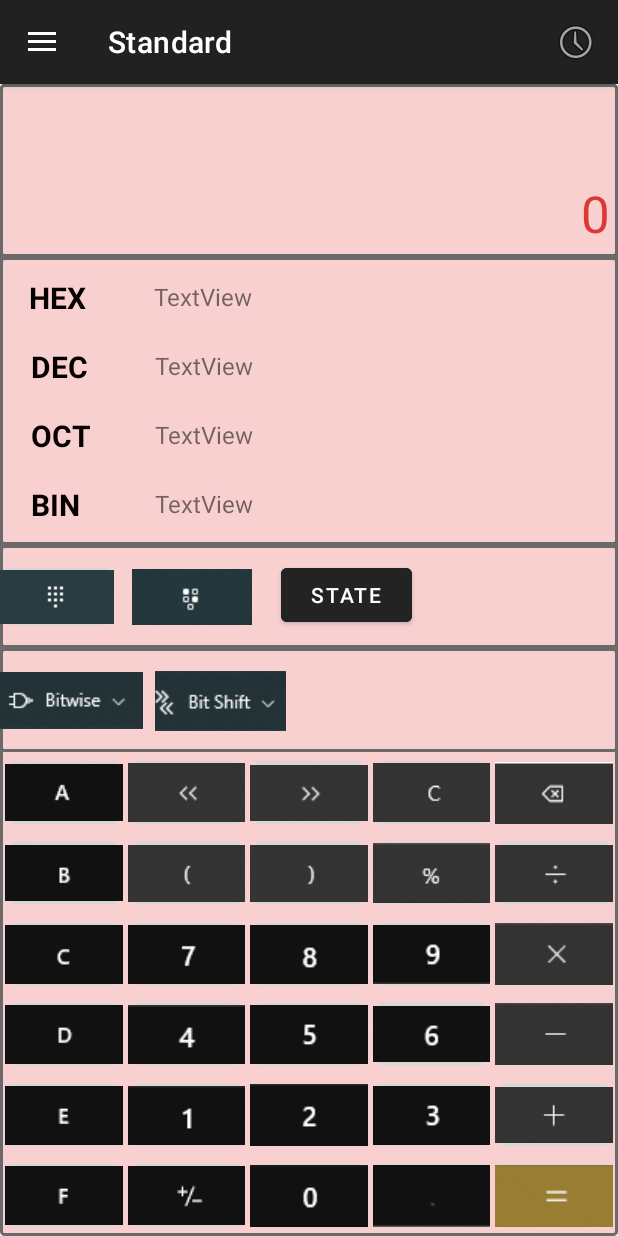
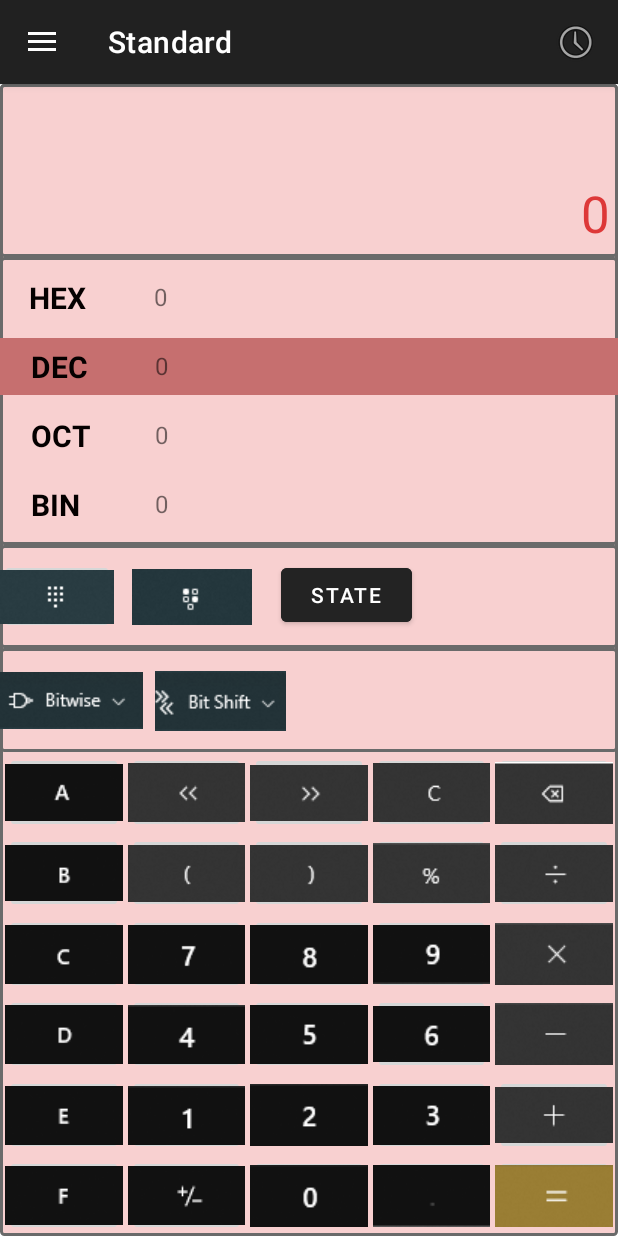
Before and after one commit to tuan194492/Calculator, an Android app: the fragment ProgrammerFragment placed in its activity, on a phone screen of 412 x 824 dp. Run offline under Robolectric (Android 15) with nearby library versions, the phone set to English and light mode, and no system bars.

Commit message:
Tuan programmer 2k2

```diff
--- a/app/src/main/java/com/example/projecti_20194402/ProgrammerFragment.java
+++ b/app/src/main/java/com/example/projecti_20194402/ProgrammerFragment.java
@@ -1,5 +1,6 @@
 package com.example.projecti_20194402;
 
+import android.graphics.Color;
 import android.os.Bundle;
 
 import androidx.annotation.NonNull;
@@ -12,6 +13,7 @@ import android.view.View;
 import android.view.ViewGroup;
 import android.widget.TextView;
 
+import java.util.Locale;
 import java.util.function.BinaryOperator;
 
 public class ProgrammerFragment extends Fragment implements View.OnClickListener {
@@ -19,6 +21,7 @@ public class ProgrammerFragment extends Fragment implements View.OnClickListener
     String operator;
     ProgrammerCalculator calculator;
     int ngoac;
+    TextView hexTextView, binTextView, octTextView, decTextView;
     private enum BASE {
         BIN,
         OCT,
@@ -45,12 +48,22 @@ public class ProgrammerFragment extends Fragment implements View.OnClickListener
     @Override
     public void onViewCreated(@NonNull View view, @Nullable Bundle savedInstanceState) {
         super.onViewCreated(view, savedInstanceState);
+
+        hexTextView = (TextView) getActivity().findViewById(R.id.hexTextView);
+        octTextView = (TextView) getActivity().findViewById(R.id.octTextView);
+        decTextView = (TextView) getActivity().findViewById(R.id.decTextView);
+        binTextView = (TextView) getActivity().findViewById(R.id.binTextView);
+
         getActivity().findViewById(R.id.bitwiseLayout).setVisibility(View.GONE);
         number = getActivity().findViewById(R.id.programmerNumber);
-        number.setText("0");
         expression = getActivity().findViewById(R.id.programmerExpress);
-        expression.setText("");
-
+//        number.setText("0");
+//        expression.setText("");
+        //BASE
+        getActivity().findViewById(R.id.programmerHEX).setOnClickListener(this);
+        getActivity().findViewById(R.id.programmerDEC).setOnClickListener(this);
+        getActivity().findViewById(R.id.programmerOCT).setOnClickListener(this);
+        getActivity().findViewById(R.id.programmerBIN).setOnClickListener(this);
         //Number
         getActivity().findViewById(R.id.programmerNum0_btn).setOnClickListener(this);
         getActivity().findViewById(R.id.programmerNum1_btn).setOnClickListener(this);
@@ -86,7 +99,8 @@ public class ProgrammerFragment extends Fragment implements View.OnClickListener
         getActivity().findViewById(R.id.programmerClear_btn).setOnClickListener(this);
         // Bitwise
         getActivity().findViewById(R.id.programmerBitwise_btn).setOnClickListener(this);
-
+        //
+        updateDisplay();
     }
 
     @Override
@@ -104,6 +118,23 @@ public class ProgrammerFragment extends Fragment implements View.OnClickListener
             }
         } else {
             layout.setVisibility(View.GONE);
+        }
+        //BASE
+        if (   v.getId() == R.id.programmerHEX
+           ||  v.getId() == R.id.programmerOCT
+           ||  v.getId() == R.id.programmerBIN
+           ||  v.getId() == R.id.programmerDEC
+        ) {
+            if (v.getId() == R.id.programmerHEX) base = BASE.HEX;
+            else if (v.getId() == R.id.programmerBIN) base = BASE.BIN;
+            else if (v.getId() == R.id.programmerDEC) base = BASE.DEC;
+            else if (v.getId() == R.id.programmerOCT) base = BASE.OCT;
+            getActivity().findViewById(R.id.programmerHEX).setBackgroundColor(0);
+            getActivity().findViewById(R.id.programmerDEC).setBackgroundColor(0);
+            getActivity().findViewById(R.id.programmerOCT).setBackgroundColor(0);
+            getActivity().findViewById(R.id.programmerBIN).setBackgroundColor(0);
+            getActivity().findViewById(v.getId()).setBackgroundColor(Color.parseColor("#C66F6F"));
+            return;
         }
         //Delete and clear
         if (v.getId() == R.id.programmerDelete_btn) {
@@ -166,6 +197,7 @@ public class ProgrammerFragment extends Fragment implements View.OnClickListener
                 number.setText(beautifyNumber(String.valueOf(calculator.cal(calculator.getExpression()))));
             else
                 number.setText(beautifyNumber(calculator.getCurNum()));
+            updateBaseDisplay();
             return;
         }
         // Compute
@@ -192,6 +224,7 @@ public class ProgrammerFragment extends Fragment implements View.OnClickListener
             calculator.setScope(SCOPE.BEFORE_COMPUTE);
             expression.setText(calculator.getExpression() + "=");
             number.setText(beautifyNumber(String.valueOf(calculator.cal(calculator.getExpression()))));
+            updateBaseDisplay();
             return;
         }
         if (v.getId() == R.id.programmerMoNgoac_btn || v.getId() == R.id.programmerDongNgoac_btn) {
@@ -222,6 +255,7 @@ public class ProgrammerFragment extends Fragment implements View.OnClickListener
                 number.setText(beautifyNumber(String.valueOf(calculator.cal(
                         calculator.getExpression().substring(calculator.findLastSubExpression(calculator.getExpression())
                 )))));
+                updateBaseDisplay();
                 return;
             }
         }
@@ -238,9 +272,18 @@ public class ProgrammerFragment extends Fragment implements View.OnClickListener
             return String.valueOf(Float.parseFloat(s));
         else return String.valueOf((int) Float.parseFloat(s));
     }
+    public void updateBaseDisplay() {
+        int num = Integer.parseInt(number.getText().toString());
+        binTextView.setText(Integer.toBinaryString(num));
+        octTextView.setText(Integer.toOctalString(num));
+        decTextView.setText(number.getText().toString());
+        hexTextView.setText(Integer.toHexString(num).toUpperCase(Locale.ROOT));
+    }
     public void updateDisplay() {
         number.setText(beautifyNumber(calculator.getCurNum()));
         expression.setText(calculator.getExpression() + calculator.getOperator());
+        updateBaseDisplay();
+
     }
 
 }
--- a/app/src/main/res/layout/fragment_programmer.xml
+++ b/app/src/main/res/layout/fragment_programmer.xml
@@ -67,10 +67,10 @@
         app:layout_constraintWidth="match_parent">
 
         <androidx.constraintlayout.widget.ConstraintLayout
-            android:id="@+id/constraintLayout11"
+            android:id="@+id/programmerHEX"
             android:layout_width="416dp"
             android:layout_height="0dp"
-            app:layout_constraintBottom_toTopOf="@+id/constraintLayout10"
+            app:layout_constraintBottom_toTopOf="@+id/programmerDEC"
             app:layout_constraintEnd_toEndOf="parent"
             app:layout_constraintHeight_default="percent"
             app:layout_constraintHeight_percent="0.2"
@@ -115,16 +115,17 @@
         </androidx.constraintlayout.widget.ConstraintLayout>
 
         <androidx.constraintlayout.widget.ConstraintLayout
-            android:id="@+id/constraintLayout10"
+            android:id="@+id/programmerDEC"
             android:layout_width="412dp"
             android:layout_height="0dp"
-            app:layout_constraintBottom_toTopOf="@+id/constraintLayout12"
+            android:background="#C66F6F"
+            app:layout_constraintBottom_toTopOf="@+id/programmerOCT"
             app:layout_constraintEnd_toEndOf="parent"
             app:layout_constraintHeight_default="percent"
             app:layout_constraintHeight_percent="0.2"
             app:layout_constraintHorizontal_bias="0.5"
             app:layout_constraintStart_toStartOf="parent"
-            app:layout_constraintTop_toBottomOf="@+id/constraintLayout11">
+            app:layout_constraintTop_toBottomOf="@+id/programmerHEX">
 
             <TextView
                 android:id="@+id/textView8"
@@ -163,17 +164,17 @@
         </androidx.constraintlayout.widget.ConstraintLayout>
 
         <androidx.constraintlayout.widget.ConstraintLayout
-            android:id="@+id/constraintLayout12"
+            android:id="@+id/programmerOCT"
             android:layout_width="413dp"
             android:layout_height="0dp"
             android:textAlignment="textStart"
-            app:layout_constraintBottom_toTopOf="@+id/constraintLayout13"
+            app:layout_constraintBottom_toTopOf="@+id/programmerBIN"
             app:layout_constraintEnd_toEndOf="parent"
             app:layout_constraintHeight_default="percent"
             app:layout_constraintHeight_percent="0.2"
             app:layout_constraintHorizontal_bias="0.5"
             app:layout_constraintStart_toStartOf="parent"
-            app:layout_constraintTop_toBottomOf="@+id/constraintLayout10">
+            app:layout_constraintTop_toBottomOf="@+id/programmerDEC">
 
             <TextView
                 android:id="@+id/textView9"
@@ -212,7 +213,7 @@
         </androidx.constraintlayout.widget.ConstraintLayout>
 
         <androidx.constraintlayout.widget.ConstraintLayout
-            android:id="@+id/constraintLayout13"
+            android:id="@+id/programmerBIN"
             android:layout_width="412dp"
             android:layout_height="0dp"
             app:layout_constraintBottom_toBottomOf="parent"
@@ -221,7 +222,7 @@
             app:layout_constraintHeight_percent="0.2"
             app:layout_constraintHorizontal_bias="0.5"
             app:layout_constraintStart_toStartOf="parent"
-            app:layout_constraintTop_toBottomOf="@+id/constraintLayout12">
+            app:layout_constraintTop_toBottomOf="@+id/programmerOCT">
 
             <TextView
                 android:id="@+id/textView10"
```
